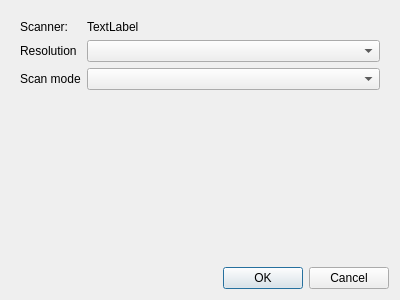
First picture: the form in gui/scan/scannerdialog.ui, repository uliss/quneiform, before the edit.
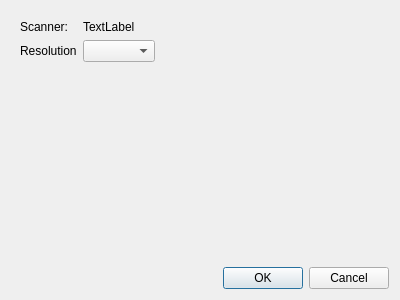
Second picture: the form after the edit. The open tabs and pages were chosen to show the change.

```diff
--- a/gui/scan/scannerdialog.ui
+++ b/gui/scan/scannerdialog.ui
@@ -47,6 +47,9 @@
       <layout class="QVBoxLayout" name="verticalLayout_3">
        <item>
         <layout class="QFormLayout" name="formLayout">
+         <property name="fieldGrowthPolicy">
+          <enum>QFormLayout::FieldsStayAtSizeHint</enum>
+         </property>
          <item row="0" column="0">
           <widget class="QLabel" name="scannerLabel">
            <property name="text">
@@ -69,17 +72,7 @@
           </widget>
          </item>
          <item row="1" column="1">
-          <widget class="QComboBox" name="resolutionComboBox"/>
-         </item>
-         <item row="2" column="0">
-          <widget class="QLabel" name="scanModeLabel">
-           <property name="text">
-            <string>Scan mode</string>
-           </property>
-          </widget>
-         </item>
-         <item row="2" column="1">
-          <widget class="QComboBox" name="scanModeComboBox"/>
+          <widget class="QComboBox" name="resolutionWidget"/>
          </item>
         </layout>
        </item>
```
